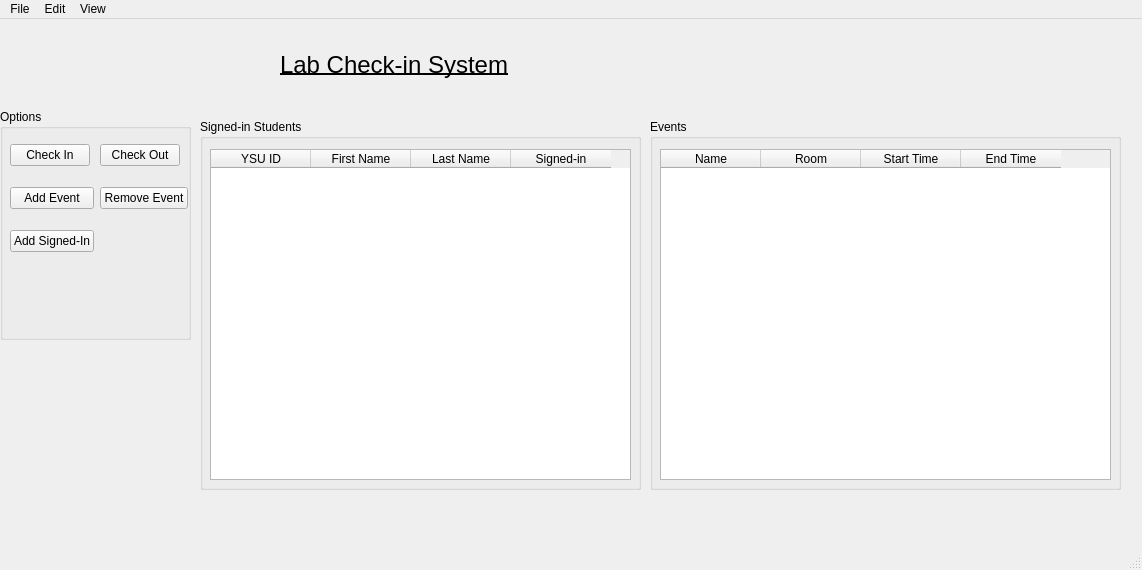
The window that Lab-Check-in-System/homepageview.ui (calebkrlich/Computer-Lab-Check-in-System) describes before a commit, drawn with Qt 5.
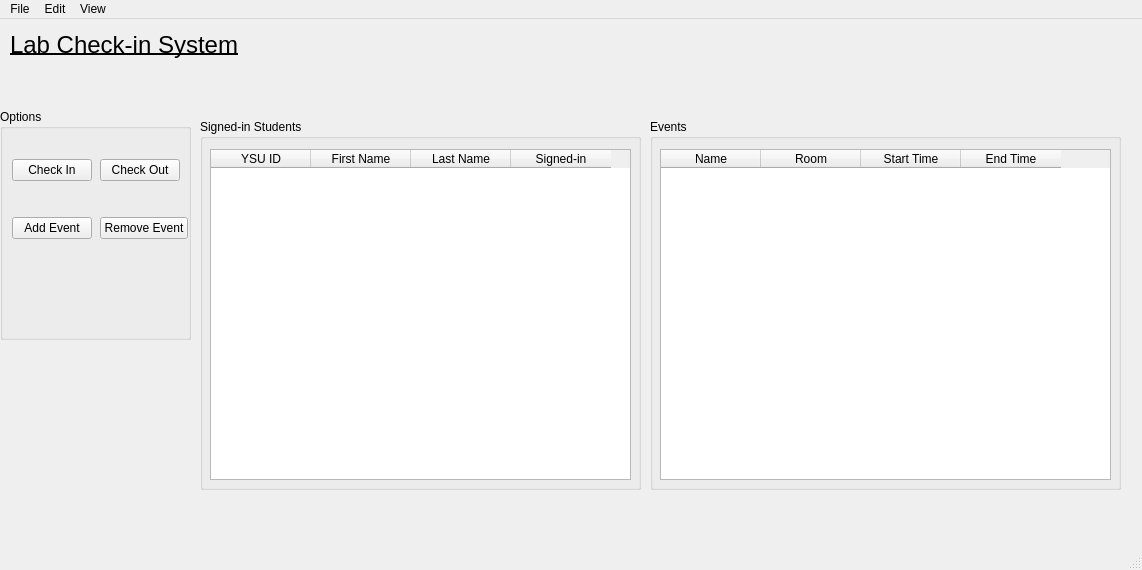
The same window after the commit. Icons and pictures are not drawn.

Diff of the .ui file:
```diff
--- a/Lab-Check-in-System/homepageview.ui
+++ b/Lab-Check-in-System/homepageview.ui
@@ -32,8 +32,8 @@
    <widget class="QLabel" name="CheckInOptionsLabel">
     <property name="geometry">
      <rect>
-      <x>280</x>
-      <y>30</y>
+      <x>10</x>
+      <y>10</y>
       <width>261</width>
       <height>31</height>
      </rect>
@@ -155,13 +155,6 @@
         </property>
        </widget>
       </item>
-      <item row="2" column="0">
-       <widget class="QPushButton" name="AddSignedInButton">
-        <property name="text">
-         <string>Add Signed-In</string>
-        </property>
-       </widget>
-      </item>
      </layout>
     </widget>
    </widget>
@@ -208,28 +201,6 @@
      </column>
     </widget>
    </widget>
-   <widget class="QLabel" name="label">
-    <property name="geometry">
-     <rect>
-      <x>10</x>
-      <y>10</y>
-      <width>251</width>
-      <height>81</height>
-     </rect>
-    </property>
-    <property name="text">
-     <string notr="true"/>
-    </property>
-    <property name="textFormat">
-     <enum>Qt::RichText</enum>
-    </property>
-    <property name="pixmap">
-     <pixmap>logo_1.png.jpg</pixmap>
-    </property>
-    <property name="scaledContents">
-     <bool>true</bool>
-    </property>
-   </widget>
   </widget>
   <widget class="QMenuBar" name="menubar">
    <property name="geometry">
```
Left out of the diff: 14 changed lines with no effect on the pictures.
